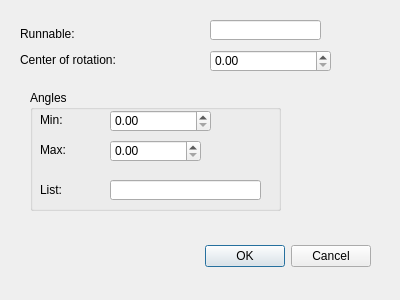
Above: Code/Mantid/MantidQt/CustomInterfaces/inc/MantidQtCustomInterfaces/TomoReconstruction/TomoToolConfigTomoPy.ui from mantidproject/mantid before the change. Below: the same form after it.
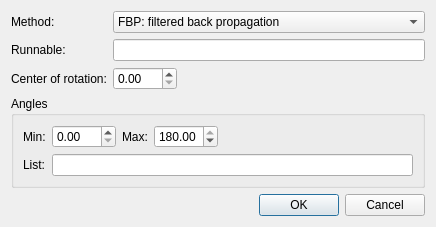
That is the form after the change.

Commit message: update tool setup interfaces with params, re #10564

```diff
--- a/Code/Mantid/MantidQt/CustomInterfaces/inc/MantidQtCustomInterfaces/TomoReconstruction/TomoToolConfigTomoPy.ui
+++ b/Code/Mantid/MantidQt/CustomInterfaces/inc/MantidQtCustomInterfaces/TomoReconstruction/TomoToolConfigTomoPy.ui
@@ -6,157 +6,180 @@
    <rect>
     <x>0</x>
     <y>0</y>
-    <width>400</width>
-    <height>300</height>
+    <width>436</width>
+    <height>225</height>
    </rect>
   </property>
   <property name="windowTitle">
    <string>TomoPy Configuration</string>
   </property>
-  <widget class="QDialogButtonBox" name="buttonBox">
-   <property name="geometry">
-    <rect>
-     <x>30</x>
-     <y>240</y>
-     <width>341</width>
-     <height>32</height>
-    </rect>
-   </property>
-   <property name="orientation">
-    <enum>Qt::Horizontal</enum>
-   </property>
-   <property name="standardButtons">
-    <set>QDialogButtonBox::Cancel|QDialogButtonBox::Ok</set>
-   </property>
-  </widget>
-  <widget class="QLabel" name="label_runnable">
-   <property name="geometry">
-    <rect>
-     <x>20</x>
-     <y>24</y>
-     <width>71</width>
-     <height>20</height>
-    </rect>
-   </property>
-   <property name="text">
-    <string>Runnable:</string>
-   </property>
-  </widget>
-  <widget class="QLabel" name="label_cli_options">
-   <property name="geometry">
-    <rect>
-     <x>20</x>
-     <y>50</y>
-     <width>151</width>
-     <height>20</height>
-    </rect>
-   </property>
-   <property name="text">
-    <string>Center of rotation:</string>
-   </property>
-  </widget>
-  <widget class="QLineEdit" name="lineEdit_runnable">
-   <property name="geometry">
-    <rect>
-     <x>210</x>
-     <y>20</y>
-     <width>111</width>
-     <height>20</height>
-    </rect>
-   </property>
-  </widget>
-  <widget class="QDoubleSpinBox" name="doubleSpinBox">
-   <property name="geometry">
-    <rect>
-     <x>210</x>
-     <y>50</y>
-     <width>121</width>
-     <height>22</height>
-    </rect>
-   </property>
-  </widget>
-  <widget class="QGroupBox" name="groupBox">
-   <property name="geometry">
-    <rect>
-     <x>30</x>
-     <y>90</y>
-     <width>251</width>
-     <height>121</height>
-    </rect>
-   </property>
-   <property name="title">
-    <string>Angles</string>
-   </property>
-   <widget class="QLabel" name="label_runnable_2">
-    <property name="geometry">
-     <rect>
-      <x>10</x>
-      <y>20</y>
-      <width>41</width>
-      <height>20</height>
-     </rect>
-    </property>
-    <property name="text">
-     <string>Min:</string>
-    </property>
-   </widget>
-   <widget class="QLabel" name="label_runnable_3">
-    <property name="geometry">
-     <rect>
-      <x>10</x>
-      <y>50</y>
-      <width>41</width>
-      <height>20</height>
-     </rect>
-    </property>
-    <property name="text">
-     <string>Max:</string>
-    </property>
-   </widget>
-   <widget class="QDoubleSpinBox" name="doubleSpinBox_2">
-    <property name="geometry">
-     <rect>
-      <x>80</x>
-      <y>20</y>
-      <width>101</width>
-      <height>22</height>
-     </rect>
-    </property>
-   </widget>
-   <widget class="QDoubleSpinBox" name="doubleSpinBox_3">
-    <property name="geometry">
-     <rect>
-      <x>80</x>
-      <y>50</y>
-      <width>91</width>
-      <height>22</height>
-     </rect>
-    </property>
-   </widget>
-   <widget class="QLabel" name="label_runnable_4">
-    <property name="geometry">
-     <rect>
-      <x>10</x>
-      <y>90</y>
-      <width>41</width>
-      <height>20</height>
-     </rect>
-    </property>
-    <property name="text">
-     <string>List:</string>
-    </property>
-   </widget>
-   <widget class="QLineEdit" name="lineEdit">
-    <property name="geometry">
-     <rect>
-      <x>80</x>
-      <y>90</y>
-      <width>151</width>
-      <height>20</height>
-     </rect>
-    </property>
-   </widget>
-  </widget>
+  <layout class="QGridLayout" name="gridLayout_3">
+   <item row="0" column="0">
+    <layout class="QGridLayout" name="gridLayout_2">
+     <item row="4" column="0" colspan="3">
+      <widget class="QGroupBox" name="groupBox">
+       <property name="title">
+        <string>Angles</string>
+       </property>
+       <layout class="QGridLayout" name="gridLayout">
+        <item row="0" column="0">
+         <widget class="QLabel" name="label_runnable_2">
+          <property name="text">
+           <string>Min:</string>
+          </property>
+         </widget>
+        </item>
+        <item row="0" column="4">
+         <spacer name="horizontalSpacer_2">
+          <property name="orientation">
+           <enum>Qt::Horizontal</enum>
+          </property>
+          <property name="sizeHint" stdset="0">
+           <size>
+            <width>174</width>
+            <height>20</height>
+           </size>
+          </property>
+         </spacer>
+        </item>
+        <item row="1" column="0">
+         <widget class="QLabel" name="label_runnable_4">
+          <property name="text">
+           <string>List:</string>
+          </property>
+         </widget>
+        </item>
+        <item row="0" column="2">
+         <widget class="QLabel" name="label_runnable_3">
+          <property name="text">
+           <string>Max:</string>
+          </property>
+         </widget>
+        </item>
+        <item row="1" column="1" colspan="4">
+         <widget class="QLineEdit" name="lineEdit"/>
+        </item>
+        <item row="0" column="3">
+         <widget class="QDoubleSpinBox" name="doubleSpinBox_3">
+          <property name="maximum">
+           <double>180.000000000000000</double>
+          </property>
+          <property name="value">
+           <double>180.000000000000000</double>
+          </property>
+         </widget>
+        </item>
+        <item row="0" column="1">
+         <widget class="QDoubleSpinBox" name="doubleSpinBox_2">
+          <property name="maximum">
+           <double>180.000000000000000</double>
+          </property>
+         </widget>
+        </item>
+       </layout>
+      </widget>
+     </item>
+     <item row="3" column="1">
+      <widget class="QDoubleSpinBox" name="doubleSpinBox">
+       <property name="maximum">
+        <double>180.000000000000000</double>
+       </property>
+      </widget>
+     </item>
+     <item row="1" column="0">
+      <widget class="QLabel" name="label">
+       <property name="text">
+        <string>Method:</string>
+       </property>
+      </widget>
+     </item>
+     <item row="2" column="1" colspan="2">
+      <widget class="QLineEdit" name="lineEdit_runnable"/>
+     </item>
+     <item row="2" column="0">
+      <widget class="QLabel" name="label_runnable">
+       <property name="text">
+        <string>Runnable:</string>
+       </property>
+      </widget>
+     </item>
+     <item row="3" column="0">
+      <widget class="QLabel" name="label_cli_options">
+       <property name="text">
+        <string>Center of rotation:</string>
+       </property>
+      </widget>
+     </item>
+     <item row="3" column="2">
+      <spacer name="horizontalSpacer_4">
+       <property name="orientation">
+        <enum>Qt::Horizontal</enum>
+       </property>
+       <property name="sizeHint" stdset="0">
+        <size>
+         <width>40</width>
+         <height>20</height>
+        </size>
+       </property>
+      </spacer>
+     </item>
+     <item row="1" column="1" colspan="2">
+      <widget class="QComboBox" name="comboBox">
+       <item>
+        <property name="text">
+         <string>FBP: filtered back propagation</string>
+        </property>
+       </item>
+       <item>
+        <property name="text">
+         <string>SIRT: statistical image reconstruction</string>
+        </property>
+       </item>
+      </widget>
+     </item>
+    </layout>
+   </item>
+   <item row="1" column="0">
+    <spacer name="verticalSpacer">
+     <property name="orientation">
+      <enum>Qt::Vertical</enum>
+     </property>
+     <property name="sizeHint" stdset="0">
+      <size>
+       <width>20</width>
+       <height>0</height>
+      </size>
+     </property>
+    </spacer>
+   </item>
+   <item row="2" column="0">
+    <layout class="QHBoxLayout" name="horizontalLayout">
+     <item>
+      <spacer name="horizontalSpacer">
+       <property name="orientation">
+        <enum>Qt::Horizontal</enum>
+       </property>
+       <property name="sizeHint" stdset="0">
+        <size>
+         <width>178</width>
+         <height>20</height>
+        </size>
+       </property>
+      </spacer>
+     </item>
+     <item>
+      <widget class="QDialogButtonBox" name="buttonBox">
+       <property name="orientation">
+        <enum>Qt::Horizontal</enum>
+       </property>
+       <property name="standardButtons">
+        <set>QDialogButtonBox::Cancel|QDialogButtonBox::Ok</set>
+       </property>
+      </widget>
+     </item>
+    </layout>
+   </item>
+  </layout>
  </widget>
  <resources/>
  <connections>
```
Left out of the diff: 9 changed lines with no effect on the pictures. The commit also changes 2 other files.
